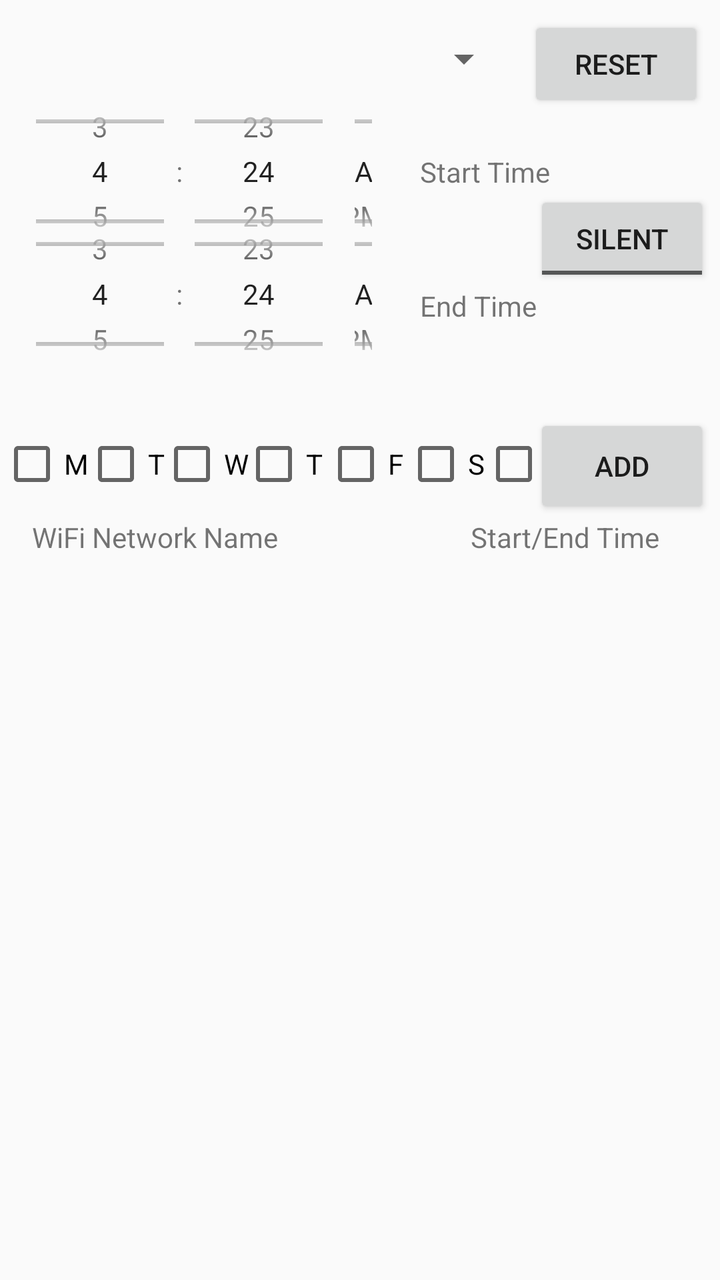
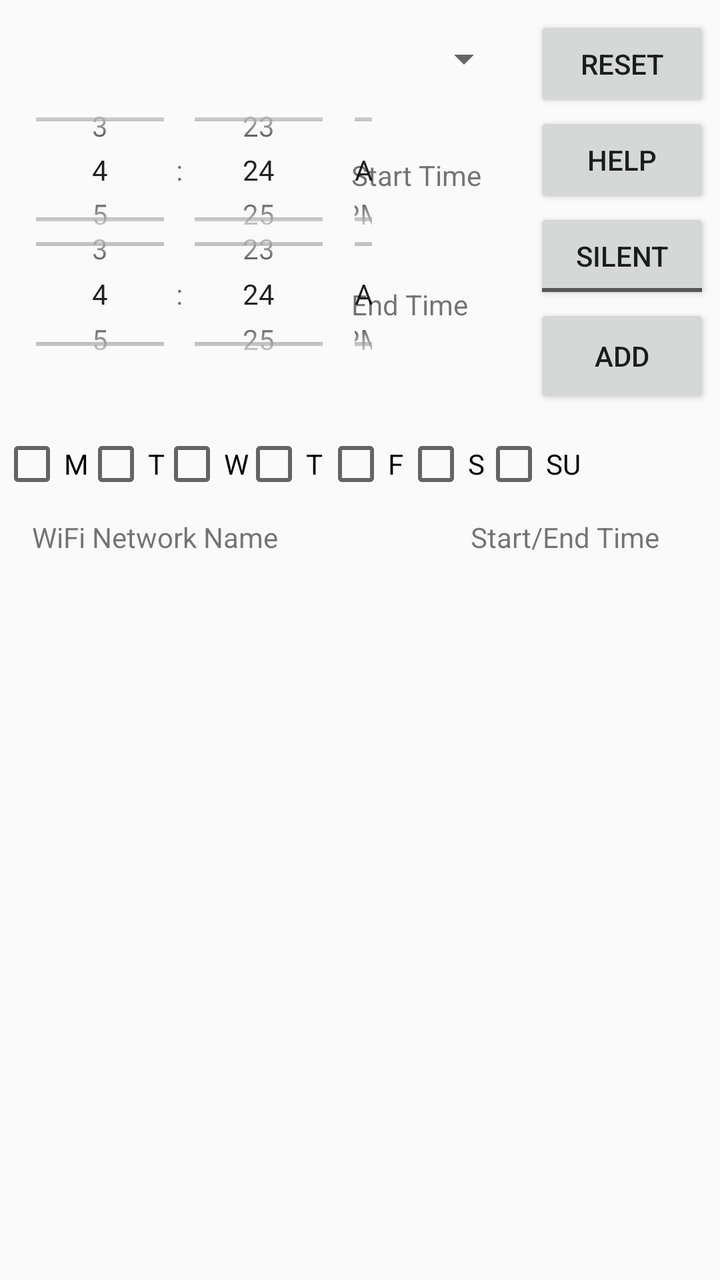

The first picture is an Android layout as it rendered before a commit; the second is the same layout after the commit. The layout source and the unified diff follow.
<!-- AndroidManifest.xml: application theme AppTheme -->
<!-- res/layout/activity_main.xml -->
<?xml version="1.0" encoding="utf-8"?>
<android.support.constraint.ConstraintLayout xmlns:android="http://schemas.android.com/apk/res/android"
    xmlns:app="http://schemas.android.com/apk/res-auto"
    xmlns:tools="http://schemas.android.com/tools"
    android:layout_width="match_parent"
    android:layout_height="match_parent"
    tools:context="testapp.silencertestapp.MainActivity">


    <Button
        android:id="@+id/add"
        android:layout_width="88dp"
        android:layout_height="52dp"
        android:text="add"
        android:onClick="add"
        app:layout_constraintTop_toTopOf="parent"
        android:layout_marginTop="207dp"
        android:layout_marginRight="5dp"
        app:layout_constraintRight_toRightOf="parent"
        android:layout_marginEnd="5dp" />

    <TextView
        android:id="@+id/textView"
        android:layout_width="wrap_content"
        android:layout_height="wrap_content"
        android:text="WiFi Network Name"
        android:windowSoftInputMode="adjustPan"
        android:layout_marginLeft="16dp"
        app:layout_constraintLeft_toLeftOf="parent"
        android:layout_marginStart="16dp"
        tools:layout_constraintTop_creator="1"
        android:layout_marginTop="11dp"
        app:layout_constraintTop_toBottomOf="@+id/monCheckbox" />

    <TextView
        android:id="@+id/textView2"
        android:layout_width="wrap_content"
        android:layout_height="17dp"
        android:layout_marginRight="30dp"
        android:text="Start/End Time"
        app:layout_constraintRight_toRightOf="parent"
        app:layout_constraintTop_toTopOf="parent"
        android:layout_marginTop="259dp"
        android:layout_marginEnd="30dp" />

    <android.support.constraint.Guideline
        android:layout_width="wrap_content"
        android:layout_height="wrap_content"
        android:id="@+id/guideline3"
        android:orientation="vertical"
        tools:layout_editor_absoluteY="0dp"
        tools:layout_editor_absoluteX="-358dp" />

    <CheckBox
        android:id="@+id/sunCheckbox"
        android:layout_width="wrap_content"
        android:layout_height="wrap_content"
        android:text="SU"
        app:layout_constraintLeft_toLeftOf="parent"
        android:layout_marginLeft="241dp"
        app:layout_constraintTop_toTopOf="parent"
        android:layout_marginTop="216dp"
        android:layout_marginStart="241dp" />


    <CheckBox
        android:id="@+id/satCheckbox"
        android:layout_width="wrap_content"
        android:layout_height="wrap_content"
        android:text="S"
        app:layout_constraintLeft_toLeftOf="parent"
        android:layout_marginLeft="202dp"
        app:layout_constraintTop_toTopOf="parent"
        android:layout_marginTop="216dp"
        android:layout_marginStart="202dp" />

    <CheckBox
        android:id="@+id/friCheckbox"
        android:layout_width="wrap_content"
        android:layout_height="wrap_content"
        android:text="F"
        app:layout_constraintLeft_toLeftOf="parent"
        android:layout_marginLeft="162dp"
        app:layout_constraintTop_toTopOf="parent"
        android:layout_marginTop="216dp"
        android:layout_marginStart="162dp" />

    <CheckBox
        android:id="@+id/thuCheckbox"
        android:layout_width="wrap_content"
        android:layout_height="wrap_content"
        android:text="T"
        app:layout_constraintLeft_toLeftOf="parent"
        android:layout_marginLeft="121dp"
        app:layout_constraintTop_toTopOf="parent"
        android:layout_marginTop="216dp"
        android:layout_marginStart="121dp" />

    <CheckBox
        android:id="@+id/wedCheckBox"
        android:layout_width="wrap_content"
        android:layout_height="wrap_content"
        android:text="W"
        app:layout_constraintLeft_toLeftOf="parent"
        android:layout_marginLeft="80dp"
        app:layout_constraintTop_toTopOf="parent"
        android:layout_marginTop="216dp"
        android:layout_marginStart="80dp" />

    <CheckBox
        android:id="@+id/tuCheckbox"
        android:layout_width="wrap_content"
        android:layout_height="wrap_content"
        android:text="T"
        app:layout_constraintLeft_toLeftOf="parent"
        android:layout_marginLeft="42dp"
        app:layout_constraintTop_toTopOf="parent"
        android:layout_marginTop="216dp"
        android:layout_marginStart="42dp" />

    <CheckBox
        android:id="@+id/monCheckbox"
        android:layout_width="wrap_content"
        android:layout_height="wrap_content"
        android:text="M"
        app:layout_constraintLeft_toLeftOf="parent"
        app:layout_constraintTop_toTopOf="parent"
        android:layout_marginTop="216dp" />

    <TimePicker
        android:id="@+id/startPicker"
        android:layout_width="0dp"
        android:layout_height="0dp"

        android:timePickerMode="spinner"
        app:layout_constraintHorizontal_bias="0.484"
        app:layout_constraintLeft_toLeftOf="@+id/endPicker"
        app:layout_constraintRight_toRightOf="@+id/endPicker"
        tools:layout_constraintTop_creator="1"
        tools:layout_constraintRight_creator="1"
        tools:layout_constraintBottom_creator="1"
        app:layout_constraintBottom_toBottomOf="@+id/textView5"
        android:layout_marginTop="28dp"
        tools:layout_constraintLeft_creator="1"
        android:layout_marginBottom="27dp"
        app:layout_constraintTop_toTopOf="@+id/resetbutton" />


    <TimePicker
        android:id="@+id/endPicker"
        android:layout_width="200dp"
        android:layout_height="100dp"

        android:layout_marginTop="97dp"
        android:timePickerMode="spinner"
        app:layout_constraintHorizontal_bias="0.012"
        app:layout_constraintLeft_toLeftOf="parent"
        app:layout_constraintRight_toRightOf="parent"
        app:layout_constraintTop_toTopOf="parent" />

    <TextView
        android:id="@+id/textView4"
        android:layout_width="wrap_content"
        android:layout_height="wrap_content"
        android:text="Start Time"
        app:layout_constraintBottom_toBottomOf="@+id/startPicker"
        app:layout_constraintTop_toTopOf="@+id/startPicker"
        app:layout_constraintLeft_toRightOf="@+id/startPicker"
        android:layout_marginLeft="8dp"
        android:layout_marginStart="8dp"
        tools:layout_constraintTop_creator="1"
        tools:layout_constraintBottom_creator="1" />

    <TextView
        android:id="@+id/textView5"
        android:layout_width="wrap_content"
        android:layout_height="wrap_content"
        android:text="End Time"
        app:layout_constraintBottom_toBottomOf="@+id/endPicker"
        app:layout_constraintTop_toTopOf="@+id/endPicker"
        app:layout_constraintVertical_bias="0.571"
        app:layout_constraintLeft_toRightOf="@+id/endPicker"
        android:layout_marginLeft="8dp"
        android:layout_marginStart="8dp" />

    <ListView
        android:id="@+id/item_List"
        android:layout_width="0dp"
        android:layout_height="0dp"

        app:layout_constraintHorizontal_bias="0.0"
        app:layout_constraintLeft_toLeftOf="parent"
        app:layout_constraintRight_toRightOf="parent"
        tools:layout_constraintRight_creator="1"
        tools:layout_constraintLeft_creator="1"
        tools:layout_constraintTop_creator="1"
        tools:layout_constraintBottom_creator="1"
        app:layout_constraintBottom_toBottomOf="parent"
        app:layout_constraintTop_toBottomOf="@+id/textView" />

    <Button
        android:id="@+id/resetbutton"
        android:layout_width="wrap_content"
        android:layout_height="wrap_content"
        android:text="Reset"
        app:layout_constraintTop_toTopOf="parent"
        android:layout_marginTop="8dp"
        android:layout_marginRight="8dp"
        app:layout_constraintRight_toRightOf="parent"
        android:onClick="resetSystem"
        android:layout_marginEnd="8dp" />

    <Spinner
        android:id="@+id/wiFiSpinner"
        android:layout_width="240dp"
        android:layout_height="27dp"
        app:layout_constraintTop_toTopOf="parent"
        android:layout_marginLeft="16dp"
        app:layout_constraintLeft_toLeftOf="parent"
        android:layout_marginStart="16dp"
        android:layout_marginTop="16dp" />

    <ToggleButton
        android:id="@+id/mode_button"
        android:layout_width="wrap_content"
        android:layout_height="wrap_content"
        android:layout_marginEnd="5dp"
        android:text="ToggleButton"
        android:textOff="Silent"
        android:textOn="Vibrate"
        app:layout_constraintBottom_toTopOf="@+id/textView5"
        app:layout_constraintRight_toRightOf="parent"
        tools:layout_constraintBottom_creator="1"
        tools:layout_constraintRight_creator="1" />

</android.support.constraint.ConstraintLayout>
<!-- resources referenced by this layout -->
<resources>
  <style name="AppTheme" parent="Theme.AppCompat.Light.DarkActionBar">
          
          <item name="colorPrimary">@color/colorPrimary</item>
          <item name="colorPrimaryDark">@color/colorPrimaryDark</item>
          <item name="colorAccent">@color/colorAccent</item>
      </style>
  <color name="colorPrimary">#3F51B5</color>
  <color name="colorPrimaryDark">#303F9F</color>
  <color name="colorAccent">#FF4081</color>
</resources>

<!-- the commit's change to res/layout/activity_main.xml (unified diff, before → after) -->
@@ -14,7 +14,7 @@
         android:text="add"
         android:onClick="add"
         app:layout_constraintTop_toTopOf="parent"
-        android:layout_marginTop="207dp"
+        android:layout_marginTop="152dp"
         android:layout_marginRight="5dp"
         app:layout_constraintRight_toRightOf="parent"
         android:layout_marginEnd="5dp" />
@@ -142,7 +142,7 @@
         app:layout_constraintBottom_toBottomOf="@+id/textView5"
         android:layout_marginTop="28dp"
         tools:layout_constraintLeft_creator="1"
-        android:layout_marginBottom="27dp"
+        android:layout_marginBottom="28dp"
         app:layout_constraintTop_toTopOf="@+id/resetbutton" />
 
 
@@ -163,25 +163,22 @@
         android:layout_width="wrap_content"
         android:layout_height="wrap_content"
         android:text="Start Time"
-        app:layout_constraintBottom_toBottomOf="@+id/startPicker"
-        app:layout_constraintTop_toTopOf="@+id/startPicker"
-        app:layout_constraintLeft_toRightOf="@+id/startPicker"
-        android:layout_marginLeft="8dp"
-        android:layout_marginStart="8dp"
-        tools:layout_constraintTop_creator="1"
-        tools:layout_constraintBottom_creator="1" />
+        app:layout_constraintRight_toLeftOf="@+id/button"
+        tools:layout_constraintRight_creator="1"
+        tools:layout_constraintBottom_creator="1"
+        app:layout_constraintBottom_toTopOf="@+id/endPicker"
+        android:layout_marginEnd="26dp" />
 
     <TextView
         android:id="@+id/textView5"
         android:layout_width="wrap_content"
         android:layout_height="wrap_content"
         android:text="End Time"
-        app:layout_constraintBottom_toBottomOf="@+id/endPicker"
-        app:layout_constraintTop_toTopOf="@+id/endPicker"
-        app:layout_constraintVertical_bias="0.571"
-        app:layout_constraintLeft_toRightOf="@+id/endPicker"
-        android:layout_marginLeft="8dp"
-        android:layout_marginStart="8dp" />
+        app:layout_constraintLeft_toLeftOf="@+id/textView4"
+        tools:layout_constraintTop_creator="1"
+        tools:layout_constraintBottom_creator="1"
+        app:layout_constraintBottom_toBottomOf="@+id/mode_button"
+        app:layout_constraintTop_toBottomOf="@+id/mode_button" />
 
     <ListView
         android:id="@+id/item_List"
@@ -203,12 +200,13 @@
         android:layout_width="wrap_content"
         android:layout_height="wrap_content"
         android:text="Reset"
-        app:layout_constraintTop_toTopOf="parent"
+        android:onClick="resetSystem"
+        tools:layout_constraintTop_creator="1"
+        tools:layout_constraintRight_creator="1"
+        android:layout_marginEnd="5dp"
+        app:layout_constraintRight_toRightOf="parent"
         android:layout_marginTop="8dp"
-        android:layout_marginRight="8dp"
-        app:layout_constraintRight_toRightOf="parent"
-        android:onClick="resetSystem"
-        android:layout_marginEnd="8dp" />
+        app:layout_constraintTop_toTopOf="parent" />
 
     <Spinner
         android:id="@+id/wiFiSpinner"
@@ -224,13 +222,27 @@
         android:id="@+id/mode_button"
         android:layout_width="wrap_content"
         android:layout_height="wrap_content"
-        android:layout_marginEnd="5dp"
         android:text="ToggleButton"
         android:textOff="Silent"
         android:textOn="Vibrate"
-        app:layout_constraintBottom_toTopOf="@+id/textView5"
-        app:layout_constraintRight_toRightOf="parent"
-        tools:layout_constraintBottom_creator="1"
-        tools:layout_constraintRight_creator="1" />
+        tools:layout_constraintTop_creator="1"
+        tools:layout_constraintRight_creator="1"
+        app:layout_constraintRight_toRightOf="@+id/button"
+        app:layout_constraintTop_toBottomOf="@+id/button"
+        tools:layout_constraintLeft_creator="1"
+        app:layout_constraintLeft_toLeftOf="@+id/button" />
+
+    <Button
+        android:id="@+id/button"
+        android:layout_width="wrap_content"
+        android:layout_height="wrap_content"
+        android:text="Help"
+        tools:layout_constraintTop_creator="1"
+        tools:layout_constraintRight_creator="1"
+        app:layout_constraintRight_toRightOf="@+id/resetbutton"
+        app:layout_constraintTop_toBottomOf="@+id/resetbutton"
+        tools:layout_constraintLeft_creator="1"
+        app:layout_constraintLeft_toLeftOf="@+id/resetbutton"
+        android:onClick="helpSection"/>
 
 </android.support.constraint.ConstraintLayout>
